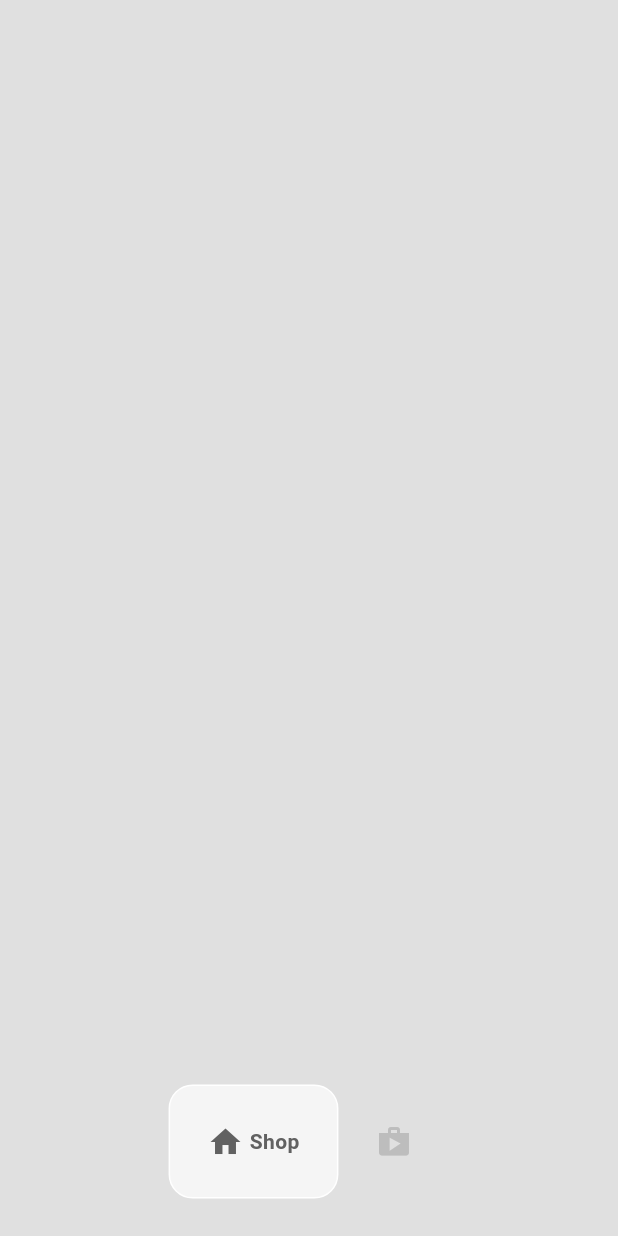
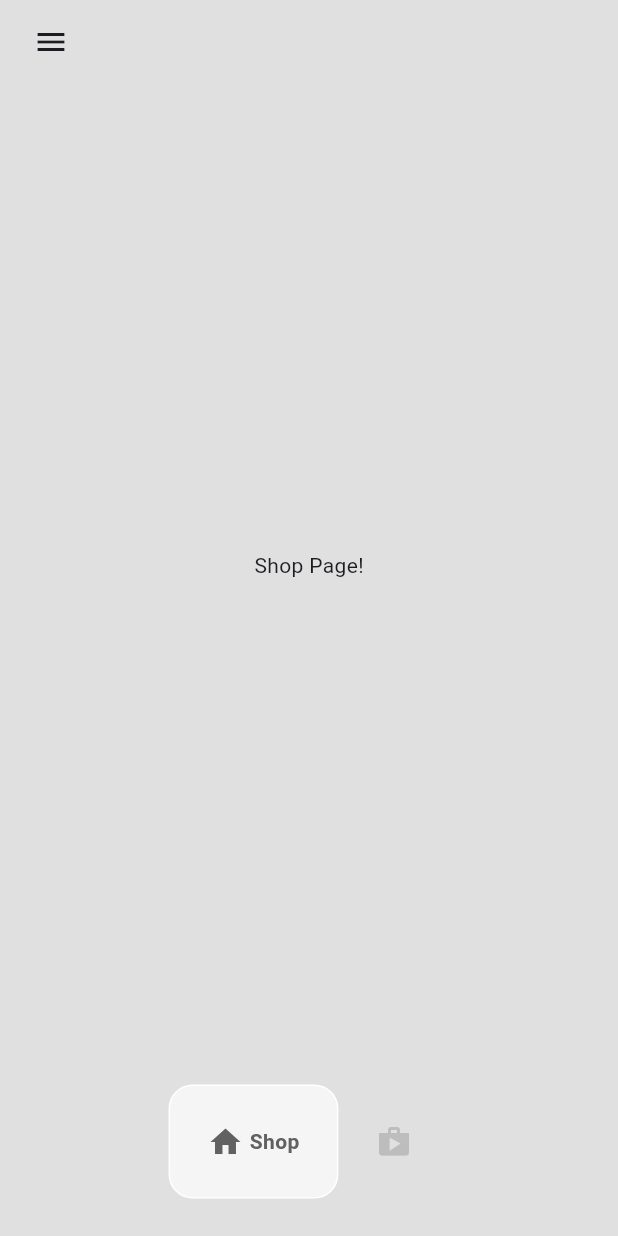
Before and after one commit to lenny1596/shoeShop-flutter, a Flutter app: the HomePage screen opened directly, on a phone screen of 412 x 824 dp. Run offline on Flutter 3.47's test engine with Material 3 defaults, Android fonts, the phone set to English and light mode, and no system bars; drawn by our look-alikes of google_nav_bar.

Commit message:
Added an appBar menu that opens up a drawer that has a logo, home, about & logout button for now.

```diff
--- a/lib/pages/home_page.dart
+++ b/lib/pages/home_page.dart
@@ -37,6 +37,87 @@ class _HomePageState extends State<HomePage> {
       bottomNavigationBar: BottomNavbar(
         onTabChange: (index) => navigateBottomBar(index),
       ),
+      appBar: AppBar(
+        backgroundColor: Colors.transparent,
+        elevation: 0,
+        leading: Builder(
+          builder: (context) => IconButton(
+              onPressed: () {
+                Scaffold.of(context).openDrawer();
+              },
+              icon: const Padding(
+                padding: EdgeInsets.only(left: 12.0),
+                child: Icon(Icons.menu),
+              )),
+        ),
+      ),
+      drawer: Theme(
+        // Wrap the drawer in a theme inorder to set its default divider transparent.
+        data: ThemeData(
+            dividerTheme: const DividerThemeData(color: Colors.transparent)),
+        child: Drawer(
+          backgroundColor: Colors.grey[900],
+          child: Column(
+            mainAxisAlignment: MainAxisAlignment.spaceBetween,
+            children: [
+              Column(
+                children: [
+                  // logo
+                  DrawerHeader(
+                    child: Image.asset('lib/images/running-background.png'),
+                  ),
+
+                  // Home
+                  const Padding(
+                    padding: EdgeInsets.only(left: 25.0),
+                    child: ListTile(
+                      leading: Icon(
+                        Icons.home,
+                        color: Colors.white,
+                      ),
+                      title: Text(
+                        'Home',
+                        style: TextStyle(color: Colors.white),
+                      ),
+                    ),
+                  ),
+
+                  // About
+                  const Padding(
+                    padding: EdgeInsets.only(left: 25.0),
+                    child: ListTile(
+                      leading: Icon(
+                        Icons.info,
+                        color: Colors.white,
+                      ),
+                      title: Text(
+                        'About',
+                        style: TextStyle(color: Colors.white),
+                      ),
+                    ),
+                  ),
+                ],
+              ),
+
+              // Logout
+              const Padding(
+                padding: EdgeInsets.only(left: 25.0, bottom: 25.0),
+                child: ListTile(
+                  leading: Icon(
+                    Icons.logout,
+                    color: Colors.white,
+                  ),
+                  title: Text(
+                    'Logout',
+                    style: TextStyle(color: Colors.white),
+                  ),
+                ),
+              ),
+            ],
+          ),
+        ),
+      ),
+      body: _pages[_selectedIndex],
     );
   }
 }
```
